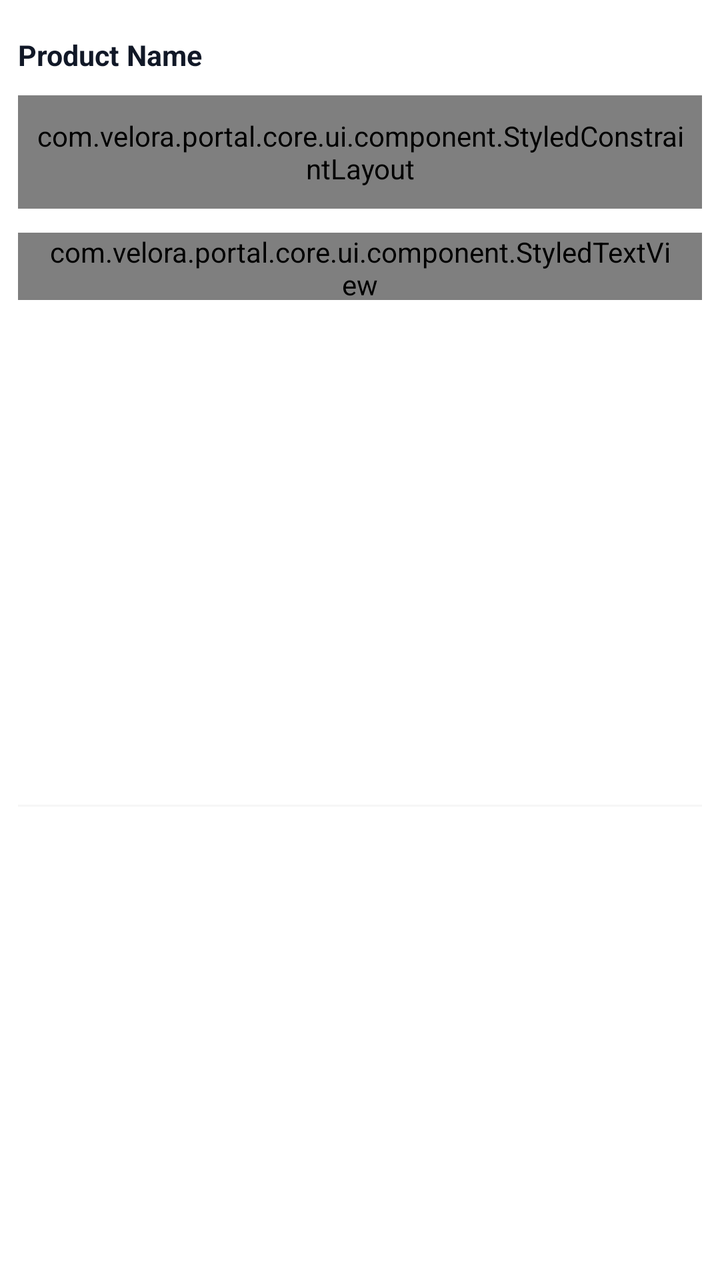
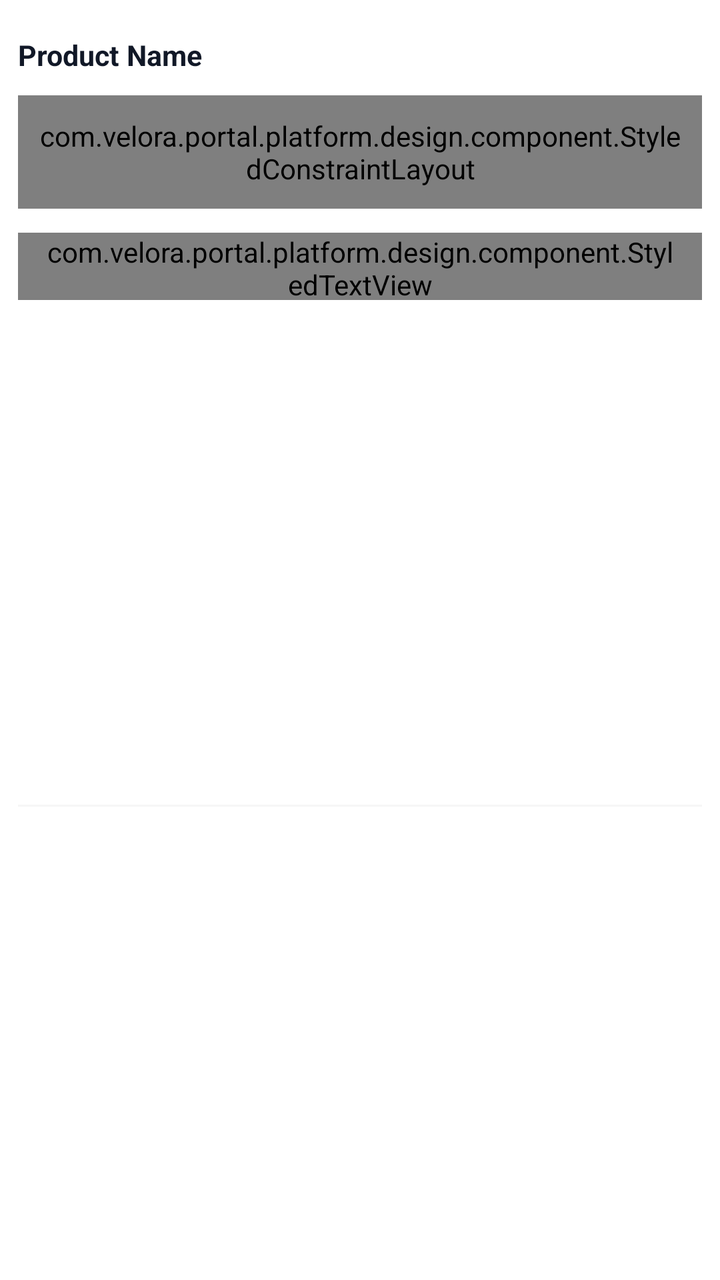

The first picture is an Android layout as it rendered before a commit; the second is the same layout after the commit. The layout source and the unified diff follow.
<!-- AndroidManifest.xml: application theme MyTheme -->
<!-- res/layout/item_home_borrowing.xml -->
<?xml version="1.0" encoding="utf-8"?>
<androidx.constraintlayout.widget.ConstraintLayout xmlns:android="http://schemas.android.com/apk/res/android"
    xmlns:app="http://schemas.android.com/apk/res-auto"
    xmlns:tools="http://schemas.android.com/tools"
    android:layout_width="match_parent"
    android:layout_height="wrap_content"
    android:paddingHorizontal="@dimen/dp_10"
    android:paddingTop="@dimen/dp_20">

    <TextView
        android:id="@+id/tvName"
        android:layout_width="0dp"
        android:layout_height="wrap_content"
        android:ellipsize="end"
        android:maxLines="1"
        android:text="Product Name"
        android:textColor="@color/text_primary"
        android:textSize="@dimen/sp_16"
        android:textStyle="bold"
        app:layout_constraintEnd_toEndOf="parent"
        app:layout_constraintStart_toStartOf="parent"
        app:layout_constraintTop_toTopOf="parent" />

    <com.velora.portal.core.ui.component.StyledConstraintLayout
        android:id="@+id/amountLayout"
        android:layout_width="0dp"
        android:layout_height="wrap_content"
        android:layout_marginTop="@dimen/dp_12"
        android:paddingHorizontal="@dimen/dp_10"
        android:paddingVertical="@dimen/dp_12"
        app:layout_constraintEnd_toEndOf="parent"
        app:layout_constraintStart_toStartOf="parent"
        app:layout_constraintTop_toBottomOf="@id/tvName"
        app:radius="@dimen/dp_16"
        app:solidColor="@color/aide_color">

        <com.velora.portal.core.ui.component.StyledTextView
            android:id="@+id/tvState"
            android:layout_width="0dp"
            android:layout_height="wrap_content"
            android:ellipsize="end"
            android:maxLines="1"
            android:text="@string/pending_repayment"
            android:textColor="@color/brand_primary"
            android:textSize="@dimen/sp_16"
            android:textStyle="bold"
            app:layout_constraintEnd_toEndOf="parent"
            app:layout_constraintStart_toStartOf="parent"
            app:layout_constraintTop_toTopOf="parent"
            app:textColorSelected="@color/status_error" />

        <com.velora.portal.core.ui.component.StyledTextView
            android:id="@+id/tvDesc"
            android:layout_width="0dp"
            android:layout_height="wrap_content"
            android:layout_marginTop="@dimen/dp_4"
            android:lineSpacingExtra="@dimen/dp_2"
            android:text="@string/pending_repayment_desc"
            android:textColor="@color/text_secondary"
            android:textSize="@dimen/sp_13"
            app:layout_constraintBottom_toBottomOf="parent"
            app:layout_constraintEnd_toEndOf="parent"
            app:layout_constraintStart_toStartOf="parent"
            app:layout_constraintTop_toBottomOf="@id/tvState"
            app:textColorSelected="@color/status_error" />
    </com.velora.portal.core.ui.component.StyledConstraintLayout>

    <TextView
        android:id="@+id/tvAmountTitle"
        android:layout_width="wrap_content"
        android:layout_height="wrap_content"
        android:layout_marginTop="@dimen/dp_14"
        android:text="@string/total_repayment"
        android:textColor="@color/text_secondary"
        android:textSize="@dimen/sp_11"
        app:layout_constraintStart_toStartOf="parent"
        app:layout_constraintTop_toBottomOf="@id/amountLayout" />

    <TextView
        android:id="@+id/tvLoanAmount"
        android:layout_width="0dp"
        android:layout_height="wrap_content"
        android:layout_marginStart="@dimen/dp_8"
        android:ellipsize="end"
        android:maxLines="1"
        android:text="200,000,000₫"
        android:textColor="@color/text_body"
        android:textSize="@dimen/sp_11"
        android:textStyle="bold"
        app:layout_constraintBaseline_toBaselineOf="@id/tvAmountTitle"
        app:layout_constraintEnd_toStartOf="@id/tvRepay"
        app:layout_constraintStart_toEndOf="@id/tvAmountTitle" />

    <TextView
        android:id="@+id/tvDateTitle"
        android:layout_width="wrap_content"
        android:layout_height="wrap_content"
        android:layout_marginTop="@dimen/dp_8"
        android:text="@string/due_date"
        android:textColor="@color/text_secondary"
        android:textSize="@dimen/sp_11"
        app:layout_constraintStart_toStartOf="parent"
        app:layout_constraintTop_toBottomOf="@id/tvAmountTitle" />

    <TextView
        android:id="@+id/tvDate"
        android:layout_width="0dp"
        android:layout_height="wrap_content"
        android:layout_marginStart="@dimen/dp_8"
        android:ellipsize="end"
        android:maxLines="1"
        android:text="11/11Day"
        android:textStyle="bold"
        android:textColor="@color/text_body"
        android:textSize="@dimen/sp_11"
        app:layout_constraintBaseline_toBaselineOf="@id/tvDateTitle"
        app:layout_constraintEnd_toStartOf="@id/tvRepay"
        app:layout_constraintStart_toEndOf="@id/tvDateTitle" />

    <com.velora.portal.core.ui.component.StyledTextView
        android:id="@+id/tvRepay"
        android:layout_width="wrap_content"
        android:layout_height="@dimen/dp_38"
        android:layout_marginStart="@dimen/dp_12"
        android:gravity="center"
        android:minWidth="@dimen/dp_104"
        android:paddingHorizontal="@dimen/dp_16"
        android:text="@string/repay"
        android:textColor="@color/text_inverse"
        android:textSize="@dimen/sp_16"
        android:textStyle="bold"
        android:visibility="visible"
        app:autoFillPressedColor="true"
        app:layout_constraintBottom_toBottomOf="@id/tvDateTitle"
        app:layout_constraintEnd_toEndOf="parent"
        app:layout_constraintTop_toTopOf="@id/tvAmountTitle"
        app:radius="@dimen/dp_16"
        app:selectedColor="@color/status_error"
        app:solidColor="@color/brand_primary"
        app:textColorSelected="@color/text_inverse" />

    <View
        android:id="@+id/itemDivider"
        android:layout_width="0dp"
        android:layout_height="@dimen/dp_1"
        android:layout_marginTop="@dimen/dp_18"
        android:background="@color/surface_secondary"
        app:layout_constraintBottom_toBottomOf="parent"
        app:layout_constraintEnd_toEndOf="parent"
        app:layout_constraintStart_toStartOf="parent"
        app:layout_constraintTop_toBottomOf="@id/tvDateTitle" />

</androidx.constraintlayout.widget.ConstraintLayout>
<!-- resources referenced by this layout -->
<resources>
  <color name="aide_color">#E4EED4</color>
  <color name="brand_primary">#396401</color>
  <color name="status_error">#F62909</color>
  <color name="surface_secondary">#F6F6F6</color>
  <color name="text_body">#374151</color>
  <color name="text_inverse">#FFFFFFFF</color>
  <color name="text_primary">#111827</color>
  <color name="text_secondary">#6D7280</color>
  <dimen name="dp_1">1dp</dimen>
  <dimen name="dp_10">10dp</dimen>
  <dimen name="dp_104">104dp</dimen>
  <dimen name="dp_12">12dp</dimen>
  <dimen name="dp_14">14dp</dimen>
  <dimen name="dp_16">16dp</dimen>
  <dimen name="dp_18">18dp</dimen>
  <dimen name="dp_2">2dp</dimen>
  <dimen name="dp_20">20dp</dimen>
  <dimen name="dp_38">38dp</dimen>
  <dimen name="dp_4">4dp</dimen>
  <dimen name="dp_8">8dp</dimen>
  <dimen name="sp_11">11sp</dimen>
  <dimen name="sp_13">13sp</dimen>
  <dimen name="sp_16">16sp</dimen>
  <string name="due_date">Due date</string>
  <string name="pending_repayment">Pending repayment</string>
  <string name="pending_repayment_desc">Repayment on time can increase your loan limit</string>
  <string name="repay">Repay</string>
  <string name="total_repayment">Total repayment</string>
  <style name="MyTheme" parent="Theme.MaterialComponents.DayNight.NoActionBar">
          <item name="android:windowBackground">@color/surface_primary</item>
          <item name="android:statusBarColor">@color/surface_primary</item>
          <item name="android:navigationBarColor">@color/surface_primary</item>
          <item name="android:windowTranslucentStatus">false</item>
          <item name="android:windowTranslucentNavigation">false</item>
          <item name="editTextStyle">@style/AppEditTextStyle</item>
          <item name="android:editTextStyle">@style/AppEditTextStyle</item>
      </style>
  <color name="surface_primary">#FFFFFFFF</color>
  <style name="AppEditTextStyle" parent="@style/Widget.AppCompat.EditText">
          <item name="android:textCursorDrawable">@drawable/input_cursor_color_7087f8</item>
      </style>
  <!-- drawable input_cursor_color_7087f8 (drawable) -->
  <?xml version="1.0" encoding="utf-8"?>
  <shape xmlns:android="http://schemas.android.com/apk/res/android">
      <size android:width="@dimen/dp_2" />
      <solid android:color="@color/brand_primary" />
  </shape>
</resources>

<!-- the commit's change to res/layout/item_home_borrowing.xml (unified diff, before → after) -->
@@ -21,7 +21,7 @@
         app:layout_constraintStart_toStartOf="parent"
         app:layout_constraintTop_toTopOf="parent" />
 
-    <com.velora.portal.core.ui.component.StyledConstraintLayout
+    <com.velora.portal.platform.design.component.StyledConstraintLayout
         android:id="@+id/amountLayout"
         android:layout_width="0dp"
         android:layout_height="wrap_content"
@@ -34,7 +34,7 @@
         app:radius="@dimen/dp_16"
         app:solidColor="@color/aide_color">
 
-        <com.velora.portal.core.ui.component.StyledTextView
+        <com.velora.portal.platform.design.component.StyledTextView
             android:id="@+id/tvState"
             android:layout_width="0dp"
             android:layout_height="wrap_content"
@@ -49,7 +49,7 @@
             app:layout_constraintTop_toTopOf="parent"
             app:textColorSelected="@color/status_error" />
 
-        <com.velora.portal.core.ui.component.StyledTextView
+        <com.velora.portal.platform.design.component.StyledTextView
             android:id="@+id/tvDesc"
             android:layout_width="0dp"
             android:layout_height="wrap_content"
@@ -63,7 +63,7 @@
             app:layout_constraintStart_toStartOf="parent"
             app:layout_constraintTop_toBottomOf="@id/tvState"
             app:textColorSelected="@color/status_error" />
-    </com.velora.portal.core.ui.component.StyledConstraintLayout>
+    </com.velora.portal.platform.design.component.StyledConstraintLayout>
 
     <TextView
         android:id="@+id/tvAmountTitle"
@@ -117,7 +117,7 @@
         app:layout_constraintEnd_toStartOf="@id/tvRepay"
         app:layout_constraintStart_toEndOf="@id/tvDateTitle" />
 
-    <com.velora.portal.core.ui.component.StyledTextView
+    <com.velora.portal.platform.design.component.StyledTextView
         android:id="@+id/tvRepay"
         android:layout_width="wrap_content"
         android:layout_height="@dimen/dp_38"
